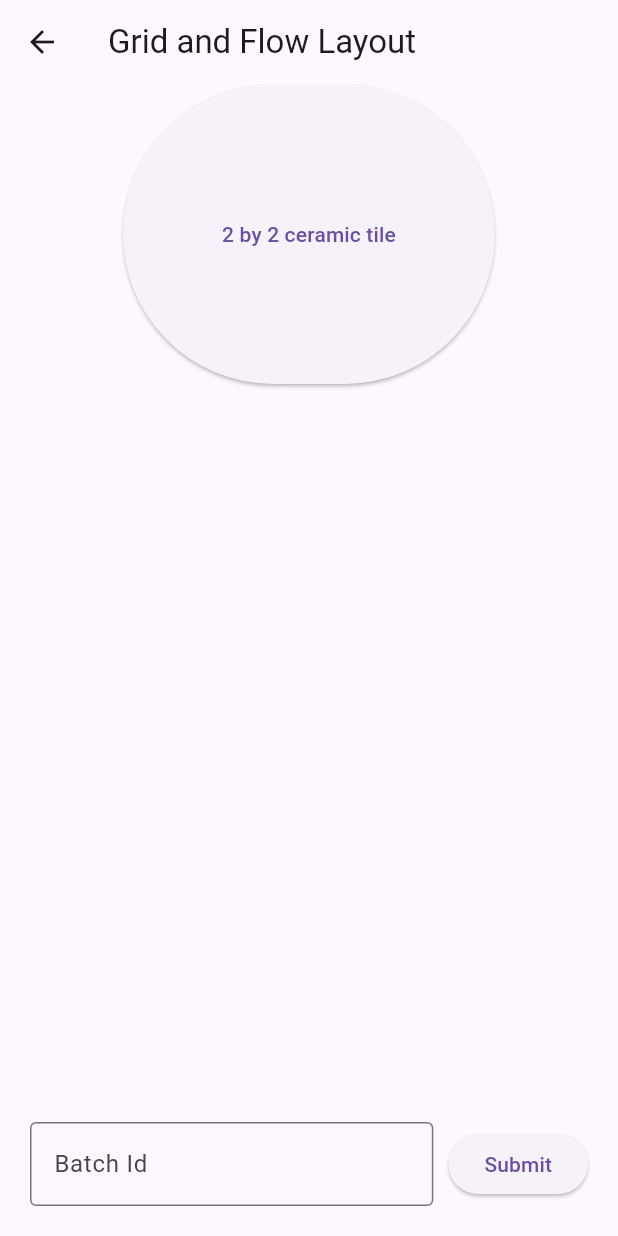
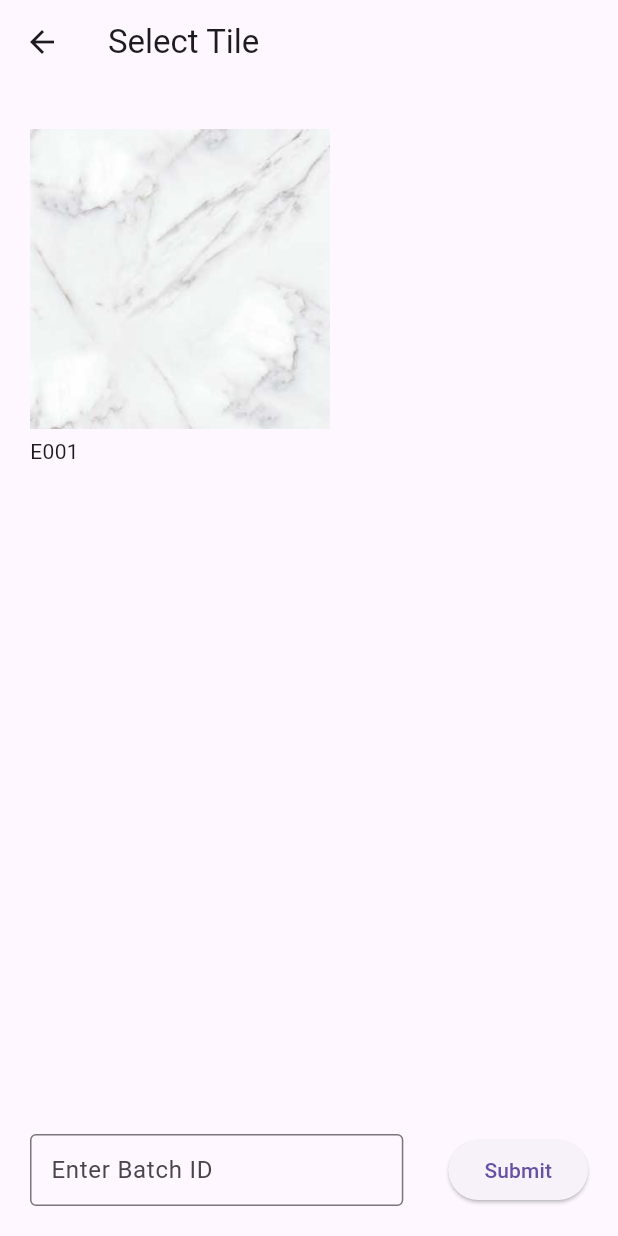
Before and after one commit to SithumRaigamage/CeraFlaw, a Flutter app: the screen it shows after launch, after a tap on "Start", on a phone screen of 412 x 824 dp. Run offline on Flutter 3.47's test engine with Material 3 defaults, Android fonts, the phone set to English and light mode, and no system bars.

Commit message:
desigend the select tile container and connected it to the detection container

```diff
--- a/frontend/lib/StartScreen.dart
+++ b/frontend/lib/StartScreen.dart
@@ -1,7 +1,7 @@
-
 import 'package:flutter/material.dart';
 import 'detectionScreen.dart';
-
+import 'tile.dart';
+/*
 void main() {
   runApp(StartScreen());
 }
@@ -151,3 +151,150 @@ class _BatchIdFormState extends State<BatchIdForm> {
     );
   }
 }
+*/
+
+import 'package:flutter/material.dart';
+
+class StartScreen extends StatefulWidget {
+  @override
+  _StartScreenState createState() => _StartScreenState();
+}
+
+class _StartScreenState extends State<StartScreen> {
+  final _appBarTitle = 'Select Tile';
+  final TextEditingController _textController = TextEditingController();
+  bool isSelected = false;
+
+  @override
+  Widget build(BuildContext context) {
+    return MaterialApp(
+      title: _appBarTitle,
+      debugShowCheckedModeBanner: false,
+      home: Scaffold(
+        appBar: AppBar(
+          title: Text(_appBarTitle),
+          leading: IconButton(
+            icon: Icon(Icons.arrow_back),
+            onPressed: () => Navigator.pop(context),
+          ),
+        ),
+        body: Column(
+          crossAxisAlignment: CrossAxisAlignment.start,
+          children: [
+            SizedBox(height: 10),
+            Expanded(
+              child: Container(
+                margin: EdgeInsets.all(10),
+                decoration: BoxDecoration(
+                  color: Colors.transparent,
+                ),
+                child: buildImageTile(),
+              ),
+            ),
+            Padding(
+              padding: const EdgeInsets.symmetric(horizontal: 20),
+              child: Container(
+                margin: EdgeInsets.only(bottom: 20),
+                child: buildTextFieldAndButton(),
+              ),
+            ),
+          ],
+        ),
+      ),
+    );
+  }
+
+  Widget buildImageTile() {
+    return GestureDetector(
+      onTap: () {
+        setState(() {
+          isSelected = !isSelected;
+        });
+      },
+      child: Container(
+        margin: EdgeInsets.all(10),
+        child: Column(
+          crossAxisAlignment: CrossAxisAlignment.start,
+          children: [
+            Container(
+              width: 200.0,
+              height: 200.0,
+              decoration: BoxDecoration(
+                image: DecorationImage(
+                  image: AssetImage('assets/marbletile.jpeg'),
+                  fit: BoxFit.cover,
+                ),
+                border: Border.all(
+                  color: isSelected ? Colors.black : Colors.transparent,
+                  width: 2.0,
+                ),
+              ),
+            ),
+            SizedBox(height: 5),
+            Text('E001'),
+          ],
+        ),
+      ),
+    );
+  }
+
+  Widget buildTextFieldAndButton() {
+    return Row(
+      children: [
+        Expanded(
+          child: Container(
+            margin: EdgeInsets.only(right: 10),
+            child: TextField(
+              controller: _textController,
+              decoration: InputDecoration(
+                hintText: 'Enter Batch ID',
+                contentPadding: EdgeInsets.all(10),
+                border: OutlineInputBorder(),
+              ),
+            ),
+          ),
+        ),
+        SizedBox(width: 10),
+        Container(
+          margin: EdgeInsets.only(left: 10),
+          child: ElevatedButton(
+            onPressed: () {
+              if (isSelected && _textController.text.isNotEmpty) {
+                // Conditions met, proceed as before
+                String enteredText = _textController.text;
+                print('Tile ID: E001, Batch ID: $enteredText');
+                // Navigate to the next screen or perform other actions
+                 Navigator.push(
+                  context,
+                  MaterialPageRoute(
+                    builder: (context) => DetectionScreen(
+                      batchId: enteredText
+                      // Pass data (optional) to detectionScreen if needed
+                      //selectedTileId: 'E001',
+                      //enteredBatchId: enteredText,
+                    ),
+                  ),
+                );
+              } else {
+                showDialog(
+                  context: context,
+                  builder: (context) => AlertDialog(
+                    title: Text('Error'),
+                    content: Text('Please select a tile and enter a Batch ID'),
+                    actions: [
+                      TextButton(
+                        onPressed: () => Navigator.pop(context),
+                        child: Text('OK'),
+                      ),
+                    ],
+                  ),
+                );
+              }
+            },
+            child: Text('Submit'),
+          ),
+        ),
+      ],
+    );
+  }
+}
--- /dev/null
+++ b/frontend/lib/tile.dart
@@ -0,0 +1,4 @@
+class Tile {
+  String tileID;
+  Tile({required this.tileID});
+}
--- a/frontend/pubspec.yaml
+++ b/frontend/pubspec.yaml
@@ -105,3 +105,4 @@ flutter:
   - assets/image_3.png
   - assets/image_4.png
   - assets/image_5.png
+  - assets/marbletile.jpeg
```
Also changed, not shown: frontend/lib/startscren.txt (deleted, +0 -94 lines), frontend/assets/marbletile.jpeg (added).
